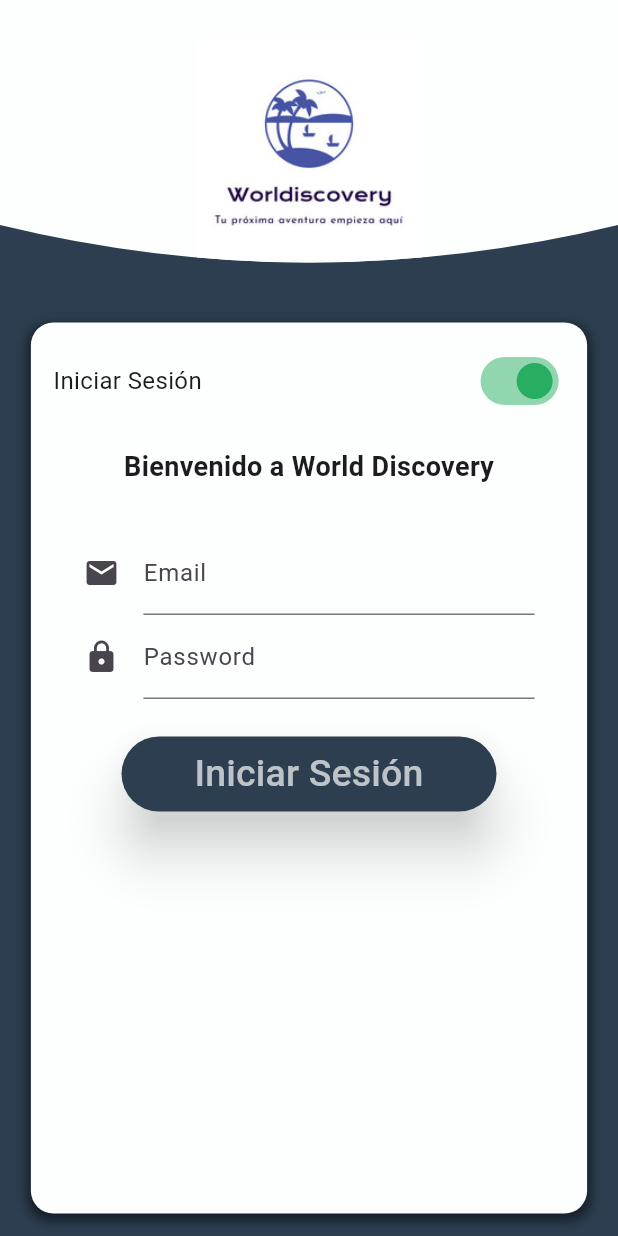
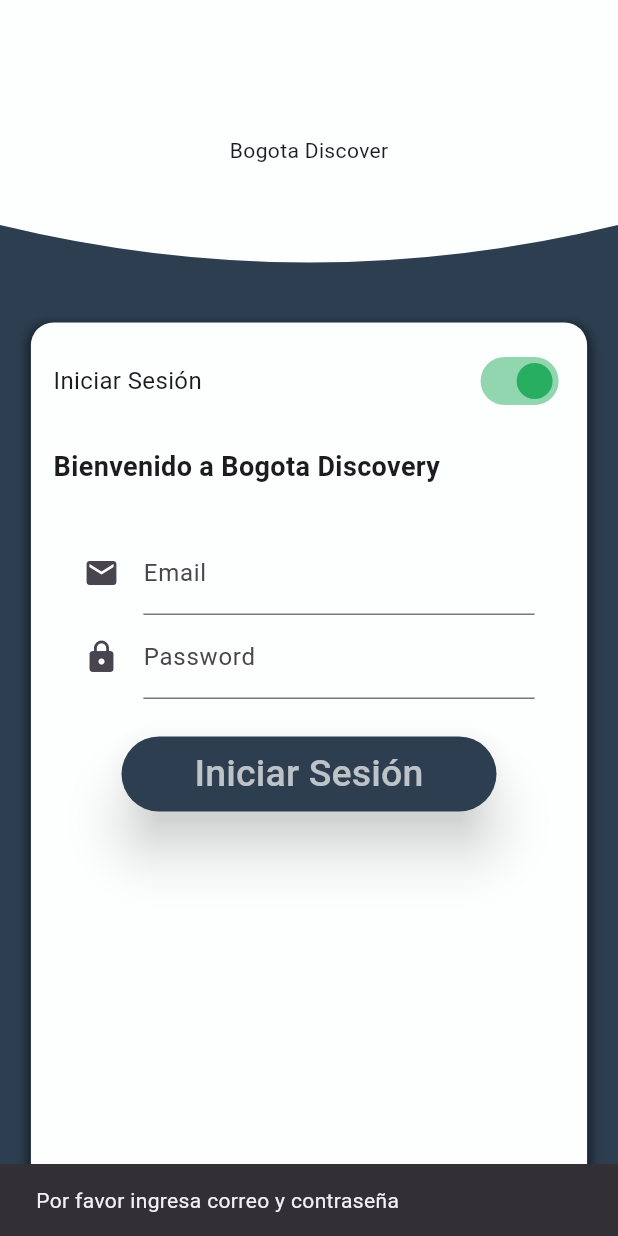
Before and after one commit to david8062/worldiscovey, a Flutter app: the RegisterView screen opened directly, after a tap on "Iniciar Sesión", on a phone screen of 412 x 824 dp. Run offline on Flutter 3.47's test engine with Material 3 defaults, Android fonts, the phone set to English and light mode, and no system bars; our stand-ins replace cloud_firestore, firebase_auth, firebase_core, google_maps_flutter; accounts and stored records are empty.

```diff
--- a/lib/screens/home/view/home.dart
+++ b/lib/screens/home/view/home.dart
@@ -13,11 +13,7 @@ class Home extends StatelessWidget {
         child: Column(
           mainAxisSize: MainAxisSize.min,
           children: <Widget>[
-            Image.asset(
-              'assets/images/Logo.png',
-              width: 300,
-              height: 300,
-            ),
+            const Text("Bienvenido a Bogota Discover"),
             const SizedBox(height: 200.0),  // Espacio entre la imagen y el botón
             ElevatedButton(
               onPressed: () {
--- a/lib/screens/register/view/register_view.dart
+++ b/lib/screens/register/view/register_view.dart
@@ -26,20 +26,16 @@ class _RegisterViewState extends State<RegisterView> {
             clipper: BottomCurveClipper(),
             child: Container(
               color: AppColors.backgroundColor,
-              height: 200, // Ajusta la altura según lo que necesites
-              child: Center(
-                child: Image.asset(
-                  'assets/images/Logo.png',
-                  width: 150, // Ajusta el tamaño de la imagen
-                  height: 150,
-                ),
+              height: 200,
+              child: const Center(
+                child: Text("Bogota Discover")
               ),
             ),
           ),
           Expanded(
             child: Container(
               margin: const EdgeInsets.all(15),
-              width: MediaQuery.of(context).size.width * 0.9, // Ocupa casi todo el ancho de la pantalla
+              width: MediaQuery.of(context).size.width * 0.9,
               decoration: BoxDecoration(
                 color: AppColors.backgroundColor,
                 borderRadius: BorderRadius.circular(15),
@@ -55,7 +51,6 @@ class _RegisterViewState extends State<RegisterView> {
               child: Padding(
                 padding: const EdgeInsets.all(15.0),
                 child: Column(
-                  mainAxisAlignment: MainAxisAlignment.spaceBetween,
                   children: <Widget>[
                     Row(
                       mainAxisAlignment: MainAxisAlignment.spaceBetween,
@@ -78,9 +73,11 @@ class _RegisterViewState extends State<RegisterView> {
                     ),
                     const SizedBox(height: 20),
                     Expanded(
-                      child: isLogin
-                          ? buildLoginForm(context, LoginViewModel())
-                          : buildRegisterForm(context, RegisterViewModel()),
+                      child: SingleChildScrollView(
+                        child: isLogin
+                            ? buildLoginForm(context, loginViewModel)
+                            : buildRegisterForm(context, registerViewModel),
+                      ),
                     ),
                   ],
                 ),
@@ -91,11 +88,11 @@ class _RegisterViewState extends State<RegisterView> {
       ),
     );
   }
-
 }
 
 Widget buildRegisterForm(BuildContext context, RegisterViewModel registerViewModel) {
   return Column(
+    crossAxisAlignment: CrossAxisAlignment.stretch,
     children: [
       const Text(
         'Completa los datos para registrarse',
@@ -132,7 +129,7 @@ Widget buildRegisterForm(BuildContext context, RegisterViewModel registerViewMod
                 icon: Icon(Icons.lock),
               ),
               onChanged: (value) => registerViewModel.setPassword(value),
-              obscureText: true, // Oculta el texto de la contraseña
+              obscureText: true,
             ),
             TextFormField(
               decoration: const InputDecoration(
@@ -142,7 +139,7 @@ Widget buildRegisterForm(BuildContext context, RegisterViewModel registerViewMod
                 icon: Icon(Icons.lock),
               ),
               onChanged: (value) => registerViewModel.setConfirmPassword(value),
-              obscureText: true, // Oculta el texto de la contraseña
+              obscureText: true,
             ),
             TextFormField(
               keyboardType: TextInputType.phone,
@@ -152,22 +149,20 @@ Widget buildRegisterForm(BuildContext context, RegisterViewModel registerViewMod
                 hintStyle: TextStyle(color: Colors.grey),
                 icon: Icon(Icons.phone),
               ),
-              onChanged: (value) => registerViewModel.setPhoneNumber(value), // Llama a la función para guardar el número
+              onChanged: (value) => registerViewModel.setPhoneNumber(value),
             ),
             const SizedBox(height: 25),
             ElevatedButton(
-              onPressed: () {
-                registerViewModel.register(context);
-              },
+              onPressed: () => registerViewModel.register(context),
               style: ButtonStyle(
-                minimumSize: MaterialStateProperty.all<Size>(const Size(250, 50)),
-                backgroundColor: MaterialStateProperty.all<Color>(AppColors.primaryColor),
-                elevation: MaterialStateProperty.all<double>(15.0),
-                shadowColor: MaterialStateProperty.all<Color>(Colors.black.withOpacity(0.8)),
+                minimumSize: MaterialStateProperty.all(const Size(250, 50)),
+                backgroundColor: MaterialStateProperty.all(AppColors.primaryColor),
+                elevation: MaterialStateProperty.all(15.0),
+                shadowColor: MaterialStateProperty.all(Colors.black.withOpacity(0.8)),
               ),
               child: const Text(
-               'Registrarse',
-                style:  TextStyle(fontSize: 25, color: AppColors.textColor),
+                'Registrarse',
+                style: TextStyle(fontSize: 25, color: AppColors.textColor),
               ),
             ),
           ],
@@ -177,12 +172,12 @@ Widget buildRegisterForm(BuildContext context, RegisterViewModel registerViewMod
   );
 }
 
-
 Widget buildLoginForm(BuildContext context, LoginViewModel loginViewModel) {
   return Column(
+    crossAxisAlignment: CrossAxisAlignment.stretch,
     children: [
       const Text(
-        'Bienvenido a World Discovery',
+        'Bienvenido a Bogota Discovery',
         style: TextStyle(fontSize: 18, fontWeight: FontWeight.bold),
       ),
       const SizedBox(height: 10),
@@ -205,22 +200,20 @@ Widget buildLoginForm(BuildContext context, LoginViewModel loginViewModel) {
                 icon: Icon(Icons.lock),
               ),
               onChanged: (value) => loginViewModel.setPassword(value),
-              obscureText: true, // Oculta el texto de la contraseña
+              obscureText: true,
             ),
             const SizedBox(height: 25),
             ElevatedButton(
-              onPressed: () {
-                loginViewModel.login(context);
-              },
+              onPressed: () => loginViewModel.login(context),
               style: ButtonStyle(
-                minimumSize: MaterialStateProperty.all<Size>(const Size(250, 50)),
-                backgroundColor: MaterialStateProperty.all<Color>(AppColors.primaryColor),
-                elevation: MaterialStateProperty.all<double>(15.0),
-                shadowColor: MaterialStateProperty.all<Color>(Colors.black.withOpacity(0.8)),
+                minimumSize: MaterialStateProperty.all(const Size(250, 50)),
+                backgroundColor: MaterialStateProperty.all(AppColors.primaryColor),
+                elevation: MaterialStateProperty.all(15.0),
+                shadowColor: MaterialStateProperty.all(Colors.black.withOpacity(0.8)),
               ),
               child: const Text(
                 'Iniciar Sesión',
-                style:  TextStyle(fontSize: 25, color: AppColors.textColor),
+                style: TextStyle(fontSize: 25, color: AppColors.textColor),
               ),
             ),
           ],
@@ -230,31 +223,25 @@ Widget buildLoginForm(BuildContext context, LoginViewModel loginViewModel) {
   );
 }
 
-// Clipper personalizado para hacer la curva en la parte inferior del contenedor
+// Clipper personalizado
 class BottomCurveClipper extends CustomClipper<Path> {
   @override
   Path getClip(Size size) {
     var path = Path();
     path.lineTo(0.0, size.height - 50);
-
     var firstControlPoint = Offset(size.width / 2, size.height);
     var firstEndPoint = Offset(size.width, size.height - 50);
-
     path.quadraticBezierTo(
       firstControlPoint.dx,
       firstControlPoint.dy,
       firstEndPoint.dx,
       firstEndPoint.dy,
     );
-
     path.lineTo(size.width, 0.0);
     path.close();
-
     return path;
   }
 
   @override
-  bool shouldReclip(CustomClipper<Path> oldClipper) {
-    return false;
-  }
+  bool shouldReclip(CustomClipper<Path> oldClipper) => false;
 }
--- a/lib/screens/register/viewmodel/login_view_model.dart
+++ b/lib/screens/register/viewmodel/login_view_model.dart
@@ -21,15 +21,27 @@ class LoginViewModel extends ChangeNotifier {
   }
 
   Future<void> login(BuildContext context) async {
+    final email = userLogin.email.trim();
+    final password = userLogin.password.trim();
+
+    if (email.isEmpty || password.isEmpty) {
+      ScaffoldMessenger.of(context).showSnackBar(
+        const SnackBar(content: Text('Por favor ingresa correo y contraseña')),
+      );
+      return;
+    }
+
     try {
       UserCredential userCredential = await _auth.signInWithEmailAndPassword(
-        email: userLogin.email,
-        password: userLogin.password,
+        email: email,
+        password: password,
       );
 
-
       if (userCredential.user!.emailVerified) {
-        Navigator.push(context, MaterialPageRoute(builder: (context) =>  const Sections()));
+        Navigator.push(
+          context,
+          MaterialPageRoute(builder: (context) => const Sections()),
+        );
       } else {
         ScaffoldMessenger.of(context).showSnackBar(
           const SnackBar(
@@ -50,8 +62,15 @@ class LoginViewModel extends ChangeNotifier {
             content: Text('Contraseña incorrecta'),
           ),
         );
+      } else {
+        ScaffoldMessenger.of(context).showSnackBar(
+          SnackBar(
+            content: Text('Error: ${e.message}'),
+          ),
+        );
       }
     }
-}
+  }
+
 
 }
```
Also changed, not shown: firebase.json, lib/firebase_options.dart, pubspec.lock, 3 other files.
